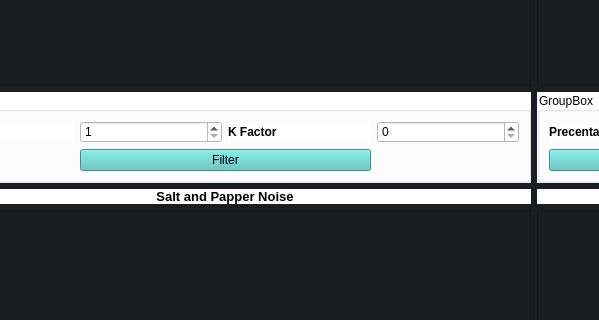
FarahGamal/Image-Processing-Toolbox, file GUI2.ui: the form before one commit; both pictures show x 101 to 700 and y 283 to 603 of the 1270 by 811 pixel window.
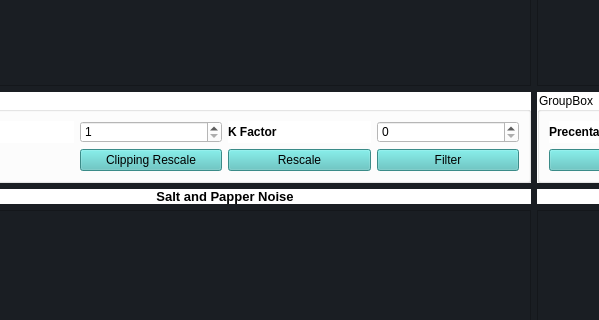
The form after the commit.

```diff
--- a/GUI2.ui
+++ b/GUI2.ui
@@ -1501,7 +1501,7 @@
                  </property>
                 </widget>
                </item>
-               <item row="2" column="1" colspan="2">
+               <item row="2" column="3">
                 <widget class="QPushButton" name="filterPushButton">
                  <property name="styleSheet">
                   <string notr="true">background-color: rgb(83, 194, 191);</string>
@@ -1511,6 +1511,38 @@
                  </property>
                 </widget>
                </item>
+               <item row="2" column="1">
+                <widget class="QPushButton" name="clippingPushButton">
+                 <property name="styleSheet">
+                  <string notr="true">background-color: rgb(83, 194, 191);</string>
+                 </property>
+                 <property name="text">
+                  <string>Clipping Rescale</string>
+                 </property>
+                 <property name="checkable">
+                  <bool>true</bool>
+                 </property>
+                 <attribute name="buttonGroup">
+                  <string notr="true">buttonGroup_3</string>
+                 </attribute>
+                </widget>
+               </item>
+               <item row="2" column="2">
+                <widget class="QPushButton" name="rescalePushButton">
+                 <property name="styleSheet">
+                  <string notr="true">background-color: rgb(83, 194, 191);</string>
+                 </property>
+                 <property name="text">
+                  <string>Rescale</string>
+                 </property>
+                 <property name="checkable">
+                  <bool>true</bool>
+                 </property>
+                 <attribute name="buttonGroup">
+                  <string notr="true">buttonGroup_3</string>
+                 </attribute>
+                </widget>
+               </item>
               </layout>
              </widget>
             </item>
```
Left out of the diff: 3 changed lines with no effect on the pictures.
